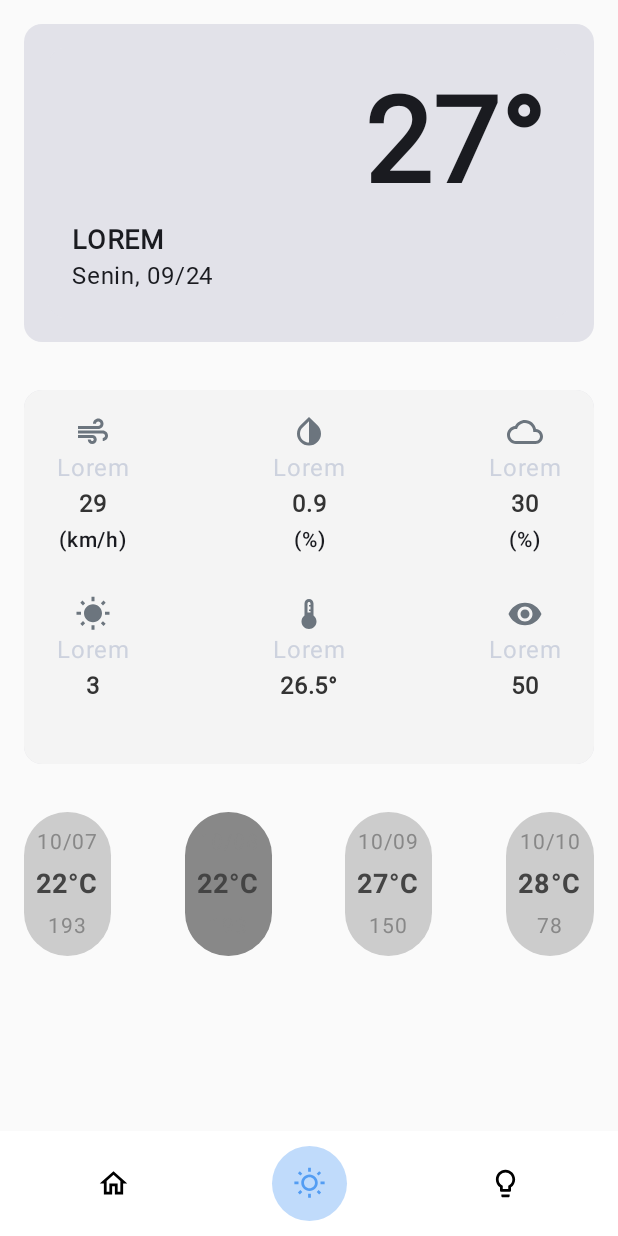
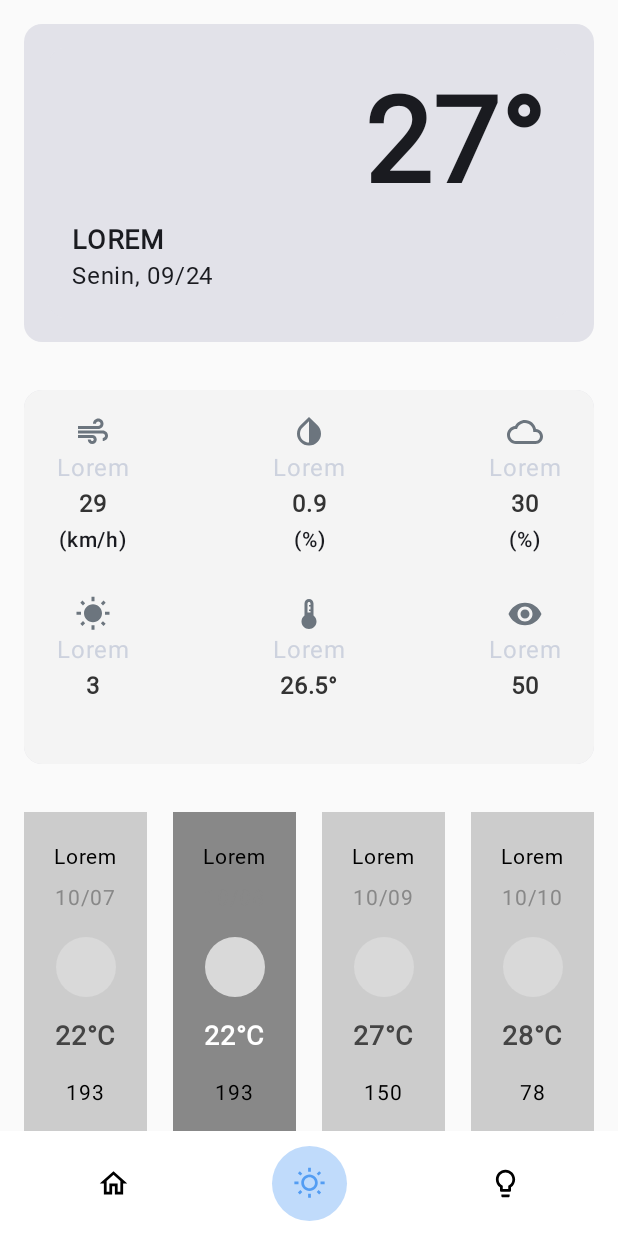
Before and after one commit to ahmadzakiakmal/EnviroLink, an Android app built with Jetpack Compose: the WeatherDetailScreen screen opened through its navigation route, on a phone screen of 412 x 824 dp. Run offline under Robolectric (Android 15) with nearby library versions, the phone set to English and light mode, and no system bars; Roboto replaces fonts that are not available here; 1 statement that could not run was skipped.

Commit message:
feat: tidy up ForecastItem in WeatherDetailScreen

```diff
--- a/app/src/main/java/com/example/envirolink/ui/pages/WeatherDetailScreen.kt
+++ b/app/src/main/java/com/example/envirolink/ui/pages/WeatherDetailScreen.kt
@@ -28,6 +28,7 @@ import androidx.compose.material3.Text
 import androidx.compose.runtime.Composable
 import androidx.compose.ui.Alignment
 import androidx.compose.ui.Modifier
+import androidx.compose.ui.draw.clip
 import androidx.compose.ui.graphics.Color
 import androidx.compose.ui.graphics.vector.ImageVector
 import androidx.compose.ui.text.font.FontWeight
@@ -207,16 +208,34 @@ fun ForecastItem(date: String, temp: String, value: String, isSelected: Boolean
         horizontalAlignment = Alignment.CenterHorizontally,
         modifier = Modifier
             .background(
-                if (isSelected) Color.Gray else Color.LightGray,
-                CircleShape
+                if (isSelected) Color.Gray else Color.LightGray
             )
-            .padding(8.dp)
+            .padding(top = 18.dp, bottom = 18.dp, start = 9.dp, end = 9.dp)
+            .width(63.dp)
     ) {
+        Text(
+            "Lorem",
+            fontSize = 14.sp,
+            fontFamily = InterFamily,
+            modifier = Modifier.padding(bottom = 3.dp)
+        )
         Text(text = date, fontSize = 14.sp, color = Color.Gray)
-        Spacer(modifier = Modifier.height(4.dp))
-        Text(text = temp, fontSize = 18.sp, fontWeight = FontWeight.Bold, color = Color.DarkGray)
-        Spacer(modifier = Modifier.height(4.dp))
-        Text(text = value, fontSize = 14.sp, color = Color.Gray)
+        Spacer(modifier = Modifier.height(14.dp))
+        Box(
+            Modifier
+                .clip(CircleShape)
+                .background(Color(0xFFD9D9D9))
+                .size(40.dp))
+        Spacer(modifier = Modifier.height(14.dp))
+        Text(
+            text = temp,
+            fontSize = 18.sp,
+            fontWeight = FontWeight.Bold,
+            color = if (isSelected) Color.White else Color.DarkGray,
+            fontFamily = InterFamily,
+        )
+        Spacer(modifier = Modifier.height(14.dp))
+        Text(text = value, fontSize = 14.sp, color = if (isSelected) Color.White else Color.DarkGrays)
     }
 }
 
```
